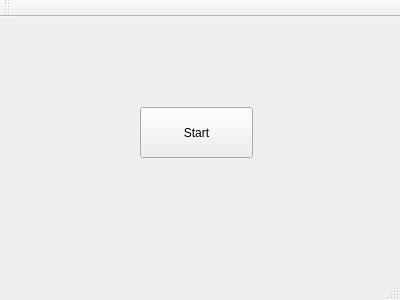
The window that mainwindow.ui (g00dnight/MFCapture) describes before a commit, drawn with Qt 5.
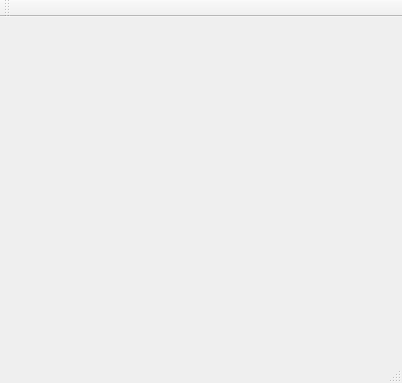
The same window after the commit.

Commit message: Capturing from several sources via MFormats SDK

Patch:
```diff
--- a/mainwindow.ui
+++ b/mainwindow.ui
@@ -6,29 +6,24 @@
    <rect>
     <x>0</x>
     <y>0</y>
-    <width>400</width>
-    <height>300</height>
+    <width>402</width>
+    <height>383</height>
    </rect>
   </property>
   <property name="windowTitle">
    <string>MainWindow</string>
   </property>
   <widget class="QWidget" name="centralWidget">
-   <widget class="QPushButton" name="grabButton">
+   <widget class="QWidget" name="verticalLayoutWidget">
     <property name="geometry">
      <rect>
-      <x>140</x>
-      <y>90</y>
-      <width>113</width>
-      <height>51</height>
+      <x>9</x>
+      <y>9</y>
+      <width>381</width>
+      <height>331</height>
      </rect>
     </property>
-    <property name="text">
-     <string>Start</string>
-    </property>
-    <property name="checkable">
-     <bool>true</bool>
-    </property>
+    <layout class="QVBoxLayout" name="videoSourcesLayout"/>
    </widget>
   </widget>
   <widget class="QMenuBar" name="menuBar">
```
Left out of the diff: 4 changed lines with no effect on the pictures. The commit also changes 34 other files.
